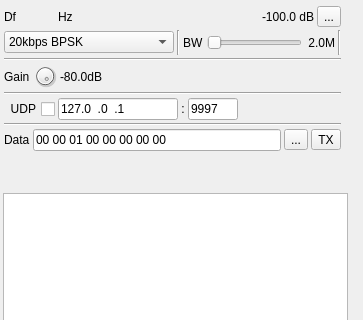
Above: plugins/channeltx/mod802.15.4/ieee_802_15_4_modgui.ui from f4exb/sdrangel before the change; both pictures show x 0 to 363 and y 0 to 320 of the 363 by 937 pixel window. Below: the same form after it.
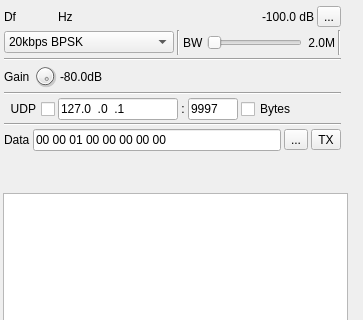
That is the form after the change. Icons and pictures are not drawn. Custom widgets are drawn as their Qt base class.

Commit message: IEEE 802.15.4 modulator: added option to receive UDP data as bytes

```diff
--- a/plugins/channeltx/mod802.15.4/ieee_802_15_4_modgui.ui
+++ b/plugins/channeltx/mod802.15.4/ieee_802_15_4_modgui.ui
@@ -485,6 +485,16 @@
         </property>
        </widget>
       </item>
+      <item>
+       <widget class="QCheckBox" name="checkBox">
+        <property name="toolTip">
+         <string>UDP payload sent in bytes format else blank separated hex string</string>
+        </property>
+        <property name="text">
+         <string>Bytes</string>
+        </property>
+       </widget>
+      </item>
       <item>
        <spacer name="horizontalSpacer_2">
         <property name="orientation">
```
The commit also changes 18 other files.
